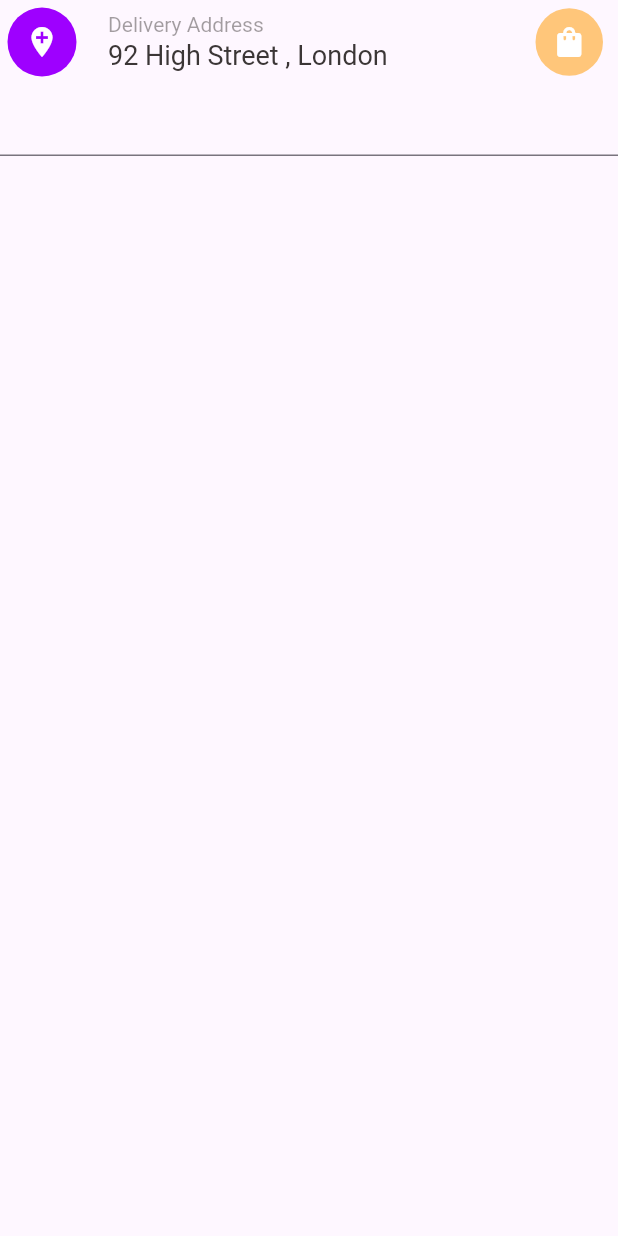
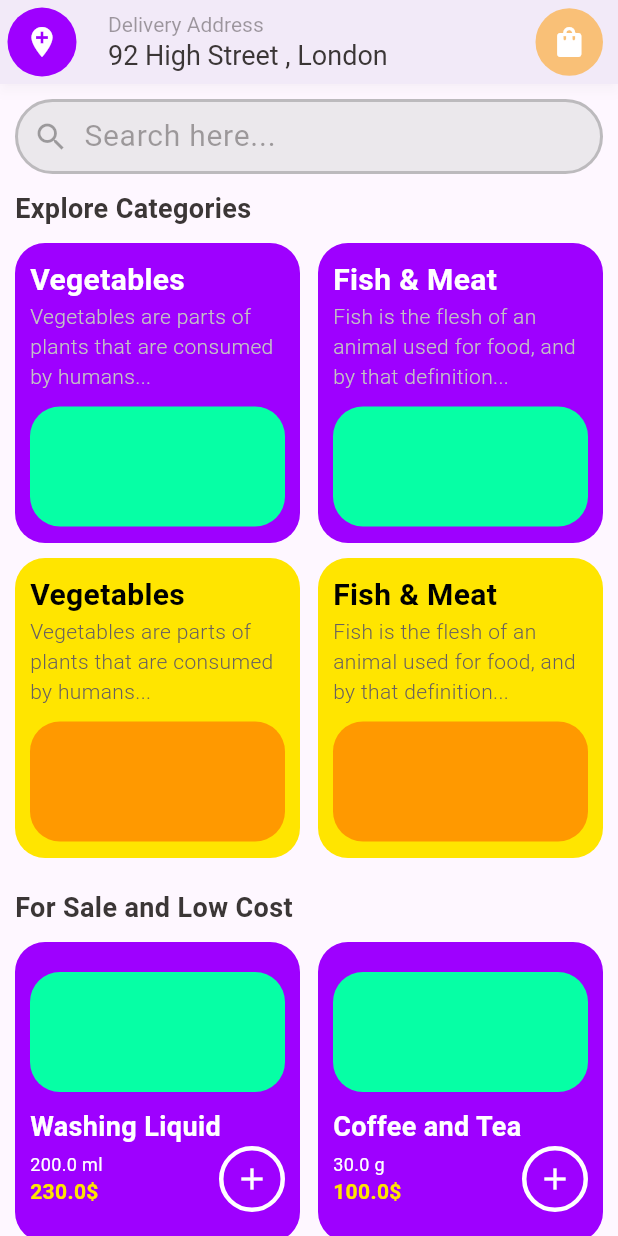
Before and after one commit to VinuthSriArampath/FlutterGroceryStore, a Flutter app: the screen it shows after launch, on a phone screen of 412 x 824 dp. Run offline on Flutter 3.47's test engine with Material 3 defaults, Android fonts, the phone set to English and light mode, and no system bars.

Commit message:
home page done

```diff
--- a/lib/main.dart
+++ b/lib/main.dart
@@ -1,6 +1,6 @@
 import 'package:flutter/cupertino.dart';
 import 'package:flutter/material.dart';
-import 'package:flutter_grocery_store/pages/home_page.dart';
+import 'package:flutter_grocery_store/pages/home_page/home_page.dart';
 
 void main(){
   runApp(const MyApp());
--- a/lib/pages/home_page.dart
+++ /dev/null
@@ -1,24 +0,0 @@
-import 'package:flutter/material.dart';
-import 'package:flutter_grocery_store/widgets/app_bar.dart';
-
-class HomePage extends StatelessWidget {
-  const HomePage({super.key});
-
-  @override
-  Widget build(BuildContext context) {
-    return SafeArea(
-        child:Scaffold(
-          appBar: AppBar(
-            leading:AppBarLeading,
-            title: AppBarTitle,
-            actions: AppBarActions
-          ),
-          body: Column(
-            children: [
-              TextField()
-            ],
-          ),
-        )
-    );
-  }
-}
--- /dev/null
+++ b/lib/pages/home_page/home_page.dart
@@ -0,0 +1,110 @@
+import 'package:flutter/material.dart';
+import 'package:flutter_grocery_store/pages/home_page/widgets/home_page_titles.dart';
+import 'package:flutter_grocery_store/pages/home_page/widgets/search_bar.dart';
+import 'package:flutter_grocery_store/widgets/app_bar.dart';
+import 'package:flutter_grocery_store/widgets/reusable_widgets/category_card.dart';
+import 'package:flutter_grocery_store/widgets/reusable_widgets/product_card.dart';
+
+class HomePage extends StatelessWidget {
+  const HomePage({super.key});
+
+  @override
+  Widget build(BuildContext context) {
+    return Scaffold(
+      appBar: AppBar(
+        leading: AppBarLeading,
+        title: AppBarTitle,
+        actions: AppBarActions,
+        shadowColor: Colors.black12,
+        elevation: 3,
+      ),
+      body: const SingleChildScrollView(
+        child: Padding(
+          padding: EdgeInsets.all(10),
+          child: Column(
+            crossAxisAlignment: CrossAxisAlignment.start,
+            children: [
+              CustomSearchBar(),
+              SizedBox(
+                height: 10,
+              ),
+              HomePageTitles(title: "Explore Categories"),
+              SizedBox(
+                height: 10,
+              ),
+              Row(
+                mainAxisAlignment: MainAxisAlignment.spaceBetween,
+                children: [
+                  CategoryCard(
+                    title: "Vegetables",
+                    titleColor: Colors.white,
+                    description: "Vegetables are parts of plants that are consumed by humans...",
+                    descriptionColor: Color(0xffC3C3C3),
+                    cardBackgroundColor: Color(0xff9E00FF),
+                    innerContainerColor: Color(0xff06FFA5),
+                  ),
+                  CategoryCard(
+                    title: "Fish & Meat",
+                    titleColor: Colors.white,
+                    description: "Fish is the flesh of an animal used for food, and by that definition...",
+                    descriptionColor: Color(0xffC3C3C3),
+                    cardBackgroundColor: Color(0xff9E00FF),
+                    innerContainerColor: Color(0xff06FFA5),
+                  )
+                ],
+              ),
+              SizedBox(
+                height: 10,
+              ),
+              Row(
+                mainAxisAlignment: MainAxisAlignment.spaceBetween,
+                children: [
+                  CategoryCard(
+                    title: "Vegetables",
+                    titleColor: Colors.black,
+                    description: "Vegetables are parts of plants that are consumed by humans...",
+                    descriptionColor: Color(0xff686060),
+                    cardBackgroundColor: Color(0xffFFE500),
+                    innerContainerColor: Color(0xffFF9900),
+                  ),
+                  CategoryCard(
+                    title: "Fish & Meat",
+                    titleColor: Colors.black,
+                    description: "Fish is the flesh of an animal used for food, and by that definition...",
+                    descriptionColor: Color(0xff686060),
+                    cardBackgroundColor: Color(0xffFFE500),
+                    innerContainerColor: Color(0xffFF9900),
+                  )
+                ],
+              ),
+              SizedBox(
+                height: 20,
+              ),
+              HomePageTitles(title: "For Sale and Low Cost"),
+              SizedBox(
+                height: 10,
+              ),
+              Row(
+                mainAxisAlignment: MainAxisAlignment.spaceBetween,
+                children: [
+                  ProductCard(
+                    title: "Washing Liquid",
+                    price: 230,
+                    quantity: 200,
+                    qtyType: "ml",
+                  ),
+                  ProductCard(
+                    title: "Coffee and Tea",
+                    price: 100,
+                    qtyType: "g",
+                    quantity: 30,
+                  )
+                ],
+              )
+            ],
+          ),
+        ),
+      ),
+    );
+  }
+}
--- /dev/null
+++ b/lib/pages/home_page/widgets/home_page_titles.dart
@@ -0,0 +1,17 @@
+import 'package:flutter/material.dart';
+
+class HomePageTitles extends StatelessWidget {
+  final String title;
+  const HomePageTitles({super.key, required this.title});
+
+  @override
+  Widget build(BuildContext context) {
+    return Text(
+      title,
+      style: const TextStyle(
+          fontWeight: FontWeight.w600,
+          fontSize: 18,
+          color: Color(0xff3B3636)),
+    );
+  }
+}
--- /dev/null
+++ b/lib/pages/home_page/widgets/search_bar.dart
@@ -0,0 +1,43 @@
+import 'package:flutter/material.dart';
+
+class CustomSearchBar extends StatelessWidget {
+  const CustomSearchBar({super.key});
+
+  @override
+  Widget build(BuildContext context) {
+    return Container(
+      height: 50,
+      width: double.infinity,
+      decoration: BoxDecoration(
+          color: const Color(0xffD9D9D9).withOpacity(0.5),
+          borderRadius: BorderRadius.circular(100),
+          border: Border.all(
+              color: const Color(0xff000000).withOpacity(0.2),
+              width: 2)),
+      child: Row(
+        children: [
+          Padding(
+            padding: const EdgeInsets.symmetric(horizontal: 10),
+            child: Icon(
+              Icons.search,
+              color: const Color(0xff000000).withOpacity(0.34),
+            ),
+          ),
+          Expanded(
+              child: TextField(
+                textAlignVertical: TextAlignVertical.center,
+                decoration: InputDecoration(
+                  hintText: "Search here...",
+                  hintStyle: TextStyle(
+                      color: const Color(0xff3B3636).withOpacity(0.45),
+                      fontWeight: FontWeight.normal,
+                      fontSize: 20),
+                  contentPadding: const EdgeInsets.symmetric(vertical: 9),
+                  border: InputBorder.none,
+                ),
+              )),
+        ],
+      ),
+    );
+  }
+}
--- a/lib/widgets/app_bar.dart
+++ b/lib/widgets/app_bar.dart
@@ -15,6 +15,7 @@ Widget AppBarLeading = Padding(
     ),
   ),
 );
+
 
 Widget AppBarTitle = Column(
   crossAxisAlignment: CrossAxisAlignment.start,
@@ -36,6 +37,7 @@ Widget AppBarTitle = Column(
   ],
 );
 
+
 List<Widget> ? AppBarActions = [  // ? to indicate that it can be nullable
   Padding(
     padding: const EdgeInsets.only(right: 10),
--- /dev/null
+++ b/lib/widgets/reusable_widgets/category_card.dart
@@ -0,0 +1,58 @@
+import 'package:flutter/material.dart';
+
+class CategoryCard extends StatelessWidget {
+  final String title;
+  final String description;
+  final Color titleColor;
+  final Color descriptionColor;
+  final Color cardBackgroundColor;
+  final Color innerContainerColor;
+  const CategoryCard({super.key, required this.title, required this.description, required this.titleColor, required this.descriptionColor, required this.cardBackgroundColor, required this.innerContainerColor});
+
+  @override
+  Widget build(BuildContext context) {
+    return Container(
+      width: 190,
+      height: 200,
+      decoration: BoxDecoration(
+        borderRadius: BorderRadius.circular(20),
+        color: cardBackgroundColor
+      ),
+      child:Padding(
+        padding: const EdgeInsets.all(10),
+        child: Column(
+          crossAxisAlignment: CrossAxisAlignment.start,
+          children: [
+            Text(
+              title,
+              style:TextStyle(
+                color: titleColor,
+                fontWeight: FontWeight.w600,
+                fontSize: 20
+              ),
+            ),
+            Text(
+              description,
+              style:TextStyle(
+                  color: descriptionColor,
+                  fontWeight: FontWeight.w300,
+                  fontSize: 14
+              ),
+            ),
+            const SizedBox(
+              height: 10,
+            ),
+            Container(
+              width: double.infinity,
+              height: 80,
+              decoration: BoxDecoration(
+                borderRadius: BorderRadius.circular(20),
+                color: innerContainerColor
+              ),
+            )
+          ],
+        ),
+      ),
+    );
+  }
+}
--- /dev/null
+++ b/lib/widgets/reusable_widgets/product_card.dart
@@ -0,0 +1,91 @@
+import 'package:flutter/material.dart';
+
+class ProductCard extends StatelessWidget {
+  final String title;
+  final double price;
+  final double quantity;
+  final String qtyType;
+  const ProductCard({super.key, required this.title, required this.price, required this.quantity, required this.qtyType});
+
+  @override
+  Widget build(BuildContext context) {
+    return Container(
+      width: 190,
+      height: 200,
+      decoration: BoxDecoration(
+        borderRadius: BorderRadius.circular(20),
+        color: const Color(0xff9E00FF)
+      ),
+      child: Padding(
+        padding: const EdgeInsets.symmetric(
+          vertical: 20,
+          horizontal: 10
+        ),
+        child: Column(
+          crossAxisAlignment: CrossAxisAlignment.start,
+          children: [
+            Container(
+              height: 80,
+              width: double.infinity,
+              decoration: BoxDecoration(
+                color: const Color(0xff06FFA5),
+                borderRadius: BorderRadius.circular(20)
+              ),
+            ),
+            const SizedBox(
+              height: 10,
+            ),
+            Text(
+                title,
+                style: const TextStyle(
+                  fontWeight: FontWeight.w600,
+                  fontSize: 18,
+                  color: Colors.white
+                ),
+            ),
+            Row(
+              mainAxisAlignment: MainAxisAlignment.spaceBetween,
+              children: [
+                Column(
+                  crossAxisAlignment: CrossAxisAlignment.start,
+                  children: [
+                    Text(
+                        "$quantity $qtyType",
+                        style: const TextStyle(
+                          fontSize: 12,
+                          color: Colors.white
+                        ),
+                    ),
+                    Text(
+                        "$price\$",
+                        style: const TextStyle(
+                          fontWeight: FontWeight.w700,
+                          fontSize: 14,
+                          color: Color(0xffFFE500)
+                        ),
+                    ),
+                  ],
+                ),
+                Container(
+                  width: 44,
+                  height: 44,
+                  decoration: BoxDecoration(
+                    borderRadius: BorderRadius.circular(100) ,
+                    border: Border.all(
+                      width: 3,
+                      color: Colors.white
+                    )
+                  ),
+                  child: const Icon(
+                    Icons.add,
+                    color: Colors.white,
+                  ),
+                )
+              ],
+            )
+          ],
+        ),
+      ),
+    );
+  }
+}
```
